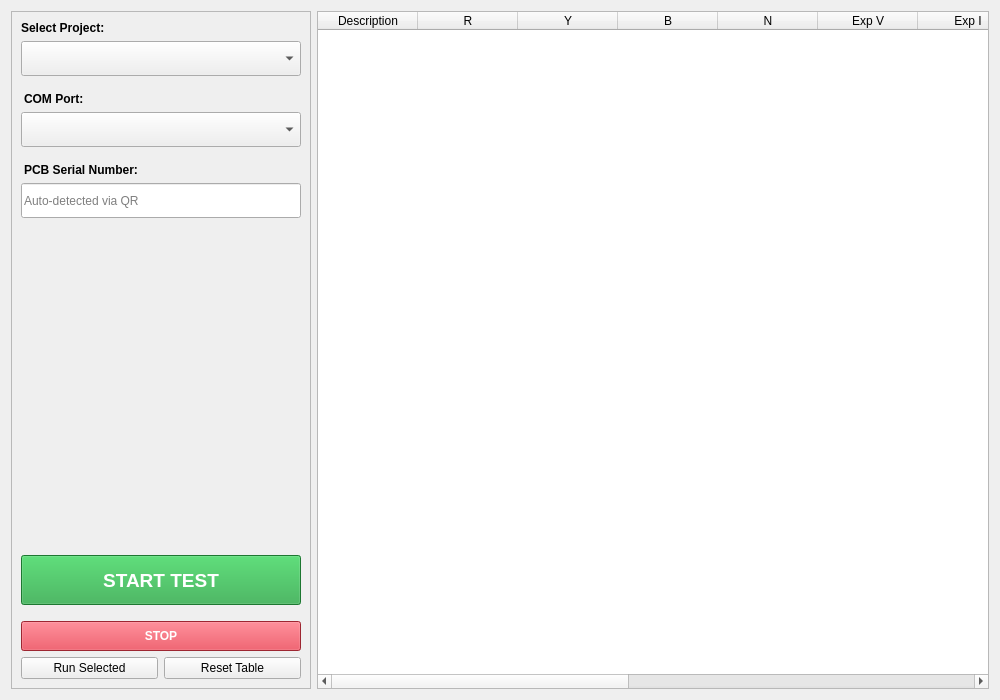
Qt form new_ui/forms/execution.ui (SuryaPrasathB/Comminent-PCB-Tester) before a commit.
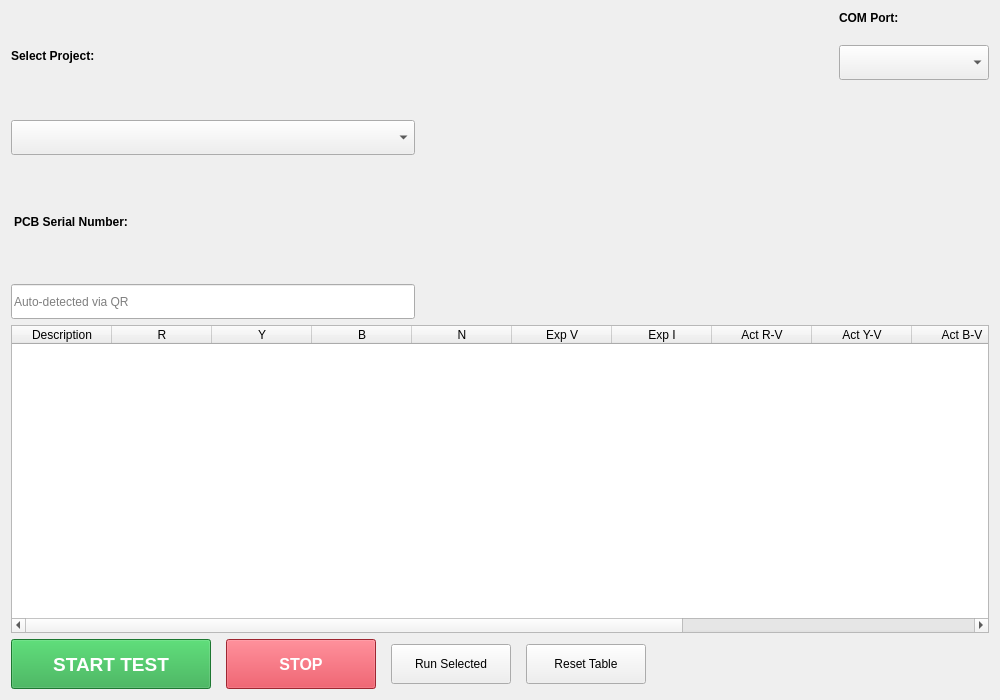
The same form after that commit.

Commit message:
Fix sidebar collapse and rearrange execution screen
- Reduced collapsed sidebar width to 50px and hid button text when collapsed.
- Rearranged Execution View layout:
  - Top Left: Project Select, PCB Serial
  - Top Right: COM Port
  - Middle: Results Table (stretched)
  - Bottom: Action Buttons (Start, Stop, Run Selected, Reset)

What changed in the file:
```diff
--- a/new_ui/forms/execution.ui
+++ b/new_ui/forms/execution.ui
@@ -10,26 +10,16 @@
     <height>700</height>
    </rect>
   </property>
-  <layout class="QHBoxLayout" name="horizontalLayout">
-   <!-- LEFT PANEL: CONTROLS & INFO -->
+  <layout class="QVBoxLayout" name="mainLayout">
+   <!-- TOP SECTION -->
    <item>
-    <widget class="QFrame" name="frame_controls">
-     <property name="minimumSize">
-      <size>
-       <width>300</width>
-       <height>0</height>
-      </size>
+    <layout class="QHBoxLayout" name="topLayout">
+     <property name="spacing">
+      <number>20</number>
      </property>
-     <property name="maximumSize">
-      <size>
-       <width>300</width>
-       <height>16777215</height>
-      </size>
-     </property>
-     <property name="frameShape">
-      <enum>QFrame::StyledPanel</enum>
-     </property>
-     <layout class="QVBoxLayout" name="verticalLayout_controls">
+     <!-- TOP LEFT: Project & Serial -->
+     <item>
+      <layout class="QVBoxLayout" name="topLeftLayout">
       <item>
        <widget class="QLabel" name="label_project">
         <property name="text">
@@ -44,27 +34,7 @@
        <widget class="QComboBox" name="comboBox_projects">
         <property name="minimumSize">
          <size>
-          <width>0</width>
-          <height>35</height>
-         </size>
-        </property>
-       </widget>
-      </item>
-      <item>
-       <widget class="QLabel" name="label_com">
-        <property name="text">
-         <string>COM Port:</string>
-        </property>
-        <property name="styleSheet">
-         <string notr="true">font-weight: bold; margin-top: 10px;</string>
-        </property>
-       </widget>
-      </item>
-      <item>
-       <widget class="QComboBox" name="comboBox_comPort">
-        <property name="minimumSize">
-         <size>
-          <width>0</width>
+                        <width>250</width>
           <height>35</height>
          </size>
         </property>
@@ -76,7 +46,7 @@
          <string>PCB Serial Number:</string>
         </property>
         <property name="styleSheet">
-         <string notr="true">font-weight: bold; margin-top: 10px;</string>
+                    <string notr="true">font-weight: bold; margin-top: 5px;</string>
         </property>
        </widget>
       </item>
@@ -84,7 +54,7 @@
        <widget class="QLineEdit" name="lineEdit_pcbSerial">
         <property name="minimumSize">
          <size>
-          <width>0</width>
+                        <width>250</width>
           <height>35</height>
          </size>
         </property>
@@ -96,9 +66,51 @@
         </property>
        </widget>
       </item>
+      </layout>
+     </item>
 
       <item>
-       <spacer name="verticalSpacer_controls">
+        <spacer name="horizontalSpacer_top">
+            <property name="orientation">
+                <enum>Qt::Horizontal</enum>
+            </property>
+            <property name="sizeHint" stdset="0">
+                <size>
+                    <width>40</width>
+                    <height>20</height>
+                </size>
+            </property>
+        </spacer>
+     </item>
+
+     <!-- TOP RIGHT: COM Port -->
+     <item>
+      <layout class="QVBoxLayout" name="topRightLayout">
+        <item>
+            <widget class="QLabel" name="label_com">
+                <property name="text">
+                    <string>COM Port:</string>
+                </property>
+                <property name="styleSheet">
+                    <string notr="true">font-weight: bold;</string>
+                </property>
+                <property name="alignment">
+                 <set>Qt::AlignLeft|Qt::AlignVCenter</set>
+                </property>
+            </widget>
+        </item>
+        <item>
+            <widget class="QComboBox" name="comboBox_comPort">
+                <property name="minimumSize">
+                    <size>
+                        <width>150</width>
+                        <height>35</height>
+                    </size>
+                </property>
+            </widget>
+        </item>
+        <item>
+         <spacer name="verticalSpacer_topRight">
         <property name="orientation">
          <enum>Qt::Vertical</enum>
         </property>
@@ -110,12 +122,49 @@
         </property>
        </spacer>
       </item>
+      </layout>
+     </item>
+    </layout>
+   </item>
+
+   <!-- MIDDLE SECTION: Table -->
+   <item>
+    <widget class="QTableWidget" name="tableWidget_results">
+     <property name="columnCount">
+      <number>13</number>
+     </property>
+     <attribute name="horizontalHeaderStretchLastSection">
+      <bool>true</bool>
+     </attribute>
+     <!-- Columns preserved from original -->
+     <column><property name="text"><string>Description</string></property></column>
+     <column><property name="text"><string>R</string></property></column>
+     <column><property name="text"><string>Y</string></property></column>
+     <column><property name="text"><string>B</string></property></column>
+     <column><property name="text"><string>N</string></property></column>
+     <column><property name="text"><string>Exp V</string></property></column>
+     <column><property name="text"><string>Exp I</string></property></column>
+     <column><property name="text"><string>Act R-V</string></property></column>
+     <column><property name="text"><string>Act Y-V</string></property></column>
+     <column><property name="text"><string>Act B-V</string></property></column>
+     <column><property name="text"><string>Meas V</string></property></column>
+     <column><property name="text"><string>Meas I</string></property></column>
+     <column><property name="text"><string>Result</string></property></column>
+    </widget>
+   </item>
+
+   <!-- BOTTOM SECTION: Buttons -->
+   <item>
+    <layout class="QHBoxLayout" name="bottomLayout">
+     <property name="spacing">
+      <number>15</number>
+     </property>
 
       <item>
        <widget class="QPushButton" name="pushButton_start">
         <property name="minimumSize">
          <size>
-          <width>0</width>
+         <width>200</width>
           <height>50</height>
          </size>
         </property>
@@ -131,12 +180,12 @@
        <widget class="QPushButton" name="pushButton_stop">
         <property name="minimumSize">
          <size>
-          <width>0</width>
-          <height>40</height>
+         <width>150</width>
+         <height>50</height>
          </size>
         </property>
         <property name="styleSheet">
-         <string notr="true">background-color: #dc3545; color: white; font-weight: bold; margin-top: 10px;</string>
+        <string notr="true">background-color: #dc3545; color: white; font-weight: bold; font-size: 12pt;</string>
         </property>
         <property name="text">
          <string>STOP</string>
@@ -145,12 +194,16 @@
       </item>
 
       <item>
-       <layout class="QHBoxLayout" name="horizontalLayout_btns">
-        <item>
          <widget class="QPushButton" name="pushButton_runOne">
           <property name="text">
            <string>Run Selected</string>
           </property>
+             <property name="minimumSize">
+              <size>
+               <width>120</width>
+               <height>40</height>
+              </size>
+             </property>
          </widget>
         </item>
         <item>
@@ -158,90 +211,30 @@
           <property name="text">
            <string>Reset Table</string>
           </property>
-         </widget>
-        </item>
-       </layout>
-      </item>
+             <property name="minimumSize">
+              <size>
+               <width>120</width>
+               <height>40</height>
+              </size>
+             </property>
+        </widget>
+     </item>
 
-     </layout>
-    </widget>
-   </item>
-
-   <!-- RIGHT PANEL: TABLE -->
    <item>
-    <widget class="QTableWidget" name="tableWidget_results">
-     <property name="columnCount">
-      <number>13</number>
-     </property>
-     <attribute name="horizontalHeaderStretchLastSection">
-      <bool>true</bool>
-     </attribute>
-     <column>
-      <property name="text">
-       <string>Description</string>
-      </property>
-     </column>
-     <column>
-      <property name="text">
-       <string>R</string>
-      </property>
-     </column>
-     <column>
-      <property name="text">
-       <string>Y</string>
-      </property>
-     </column>
-     <column>
-      <property name="text">
-       <string>B</string>
-      </property>
-     </column>
-     <column>
-      <property name="text">
-       <string>N</string>
-      </property>
-     </column>
-     <column>
-      <property name="text">
-       <string>Exp V</string>
-      </property>
-     </column>
-     <column>
-      <property name="text">
-       <string>Exp I</string>
-      </property>
-     </column>
-     <column>
-      <property name="text">
-       <string>Act R-V</string>
-      </property>
-     </column>
-     <column>
-      <property name="text">
-       <string>Act Y-V</string>
-      </property>
-     </column>
-     <column>
-      <property name="text">
-       <string>Act B-V</string>
-      </property>
-     </column>
-     <column>
-      <property name="text">
-       <string>Meas V</string>
-      </property>
-     </column>
-     <column>
-      <property name="text">
-       <string>Meas I</string>
-      </property>
-     </column>
-     <column>
-      <property name="text">
-       <string>Result</string>
-      </property>
-     </column>
-    </widget>
+      <spacer name="horizontalSpacer_bottom">
+       <property name="orientation">
+        <enum>Qt::Horizontal</enum>
+       </property>
+       <property name="sizeHint" stdset="0">
+        <size>
+         <width>40</width>
+         <height>20</height>
+        </size>
+       </property>
+      </spacer>
+     </item>
+
+    </layout>
    </item>
   </layout>
  </widget>
```
Lines whose indentation alone changed are shown as unchanged. The commit also changes 10 other files.
